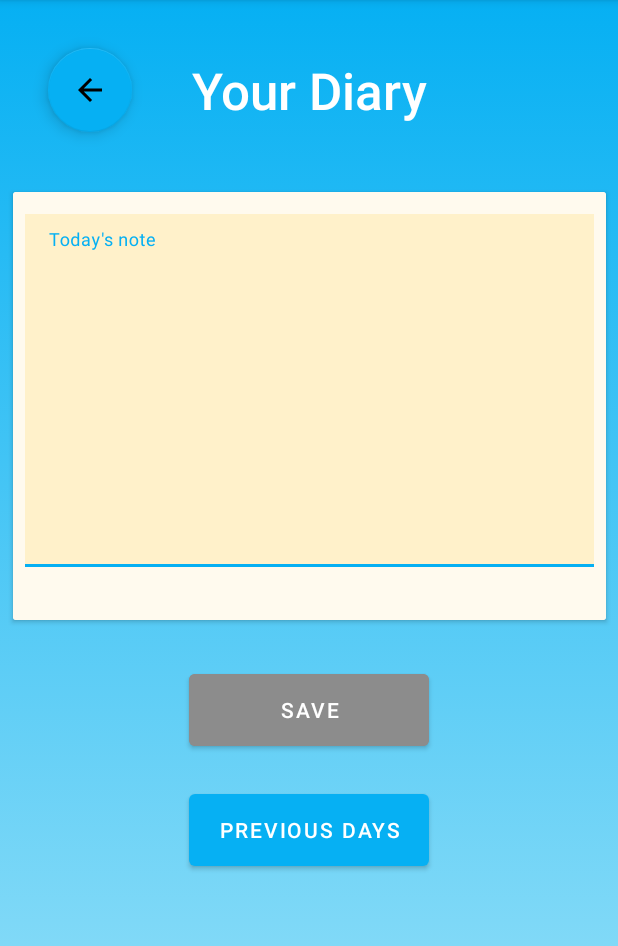
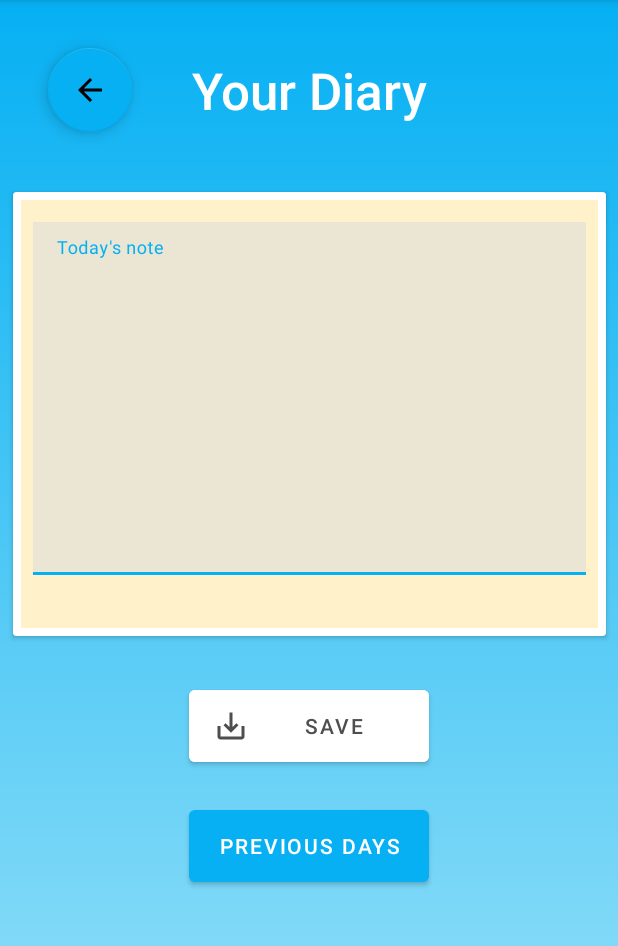
Before and after one commit to The-Doctors-PM/project-m, an Android app: the MyDiaryActivity screen opened directly, with no data from a screen before it, on a phone screen of 412 x 824 dp, the part 84-1030 px from its top. Run offline under Robolectric (Android 15) with nearby library versions, the phone set to English and light mode, and no system bars; our stand-ins replace Room's generated code.

Commit message:
Diary New Front End
change of colors in diary activity

```diff
--- /dev/null
+++ b/app/src/main/res/drawable/ic_save.xml
@@ -0,0 +1,5 @@
+<vector android:height="24dp" android:tint="#4E4E4E"
+    android:viewportHeight="24" android:viewportWidth="24"
+    android:width="24dp" xmlns:android="http://schemas.android.com/apk/res/android">
+    <path android:fillColor="@android:color/white" android:pathData="M19,12v7L5,19v-7L3,12v7c0,1.1 0.9,2 2,2h14c1.1,0 2,-0.9 2,-2v-7h-2zM13,12.67l2.59,-2.58L17,11.5l-5,5 -5,-5 1.41,-1.41L11,12.67L11,3h2z"/>
+</vector>
--- a/app/src/main/res/layout/activity_goals.xml
+++ b/app/src/main/res/layout/activity_goals.xml
@@ -80,7 +80,7 @@
             android:layout_height="70dp"
             android:backgroundTint="@color/white"
             android:text="Wipe Database"
-            android:textColor="@color/blueDarker"
+            android:textColor="@color/Grey"
             android:visibility="visible" />
 
         <com.google.android.material.floatingactionbutton.FloatingActionButton
--- a/app/src/main/res/layout/activity_my_diary.xml
+++ b/app/src/main/res/layout/activity_my_diary.xml
@@ -25,9 +25,10 @@
         android:id="@+id/cardView"
         android:layout_width="395dp"
         android:layout_height="wrap_content"
-        android:layout_marginStart="24dp"
+        android:layout_marginStart="35dp"
         android:layout_marginTop="128dp"
-        android:layout_marginEnd="24dp"
+        android:layout_marginEnd="35dp"
+
         app:layout_constraintEnd_toEndOf="parent"
         app:layout_constraintStart_toStartOf="parent"
         app:layout_constraintTop_toTopOf="parent">
@@ -35,7 +36,8 @@
         <androidx.constraintlayout.widget.ConstraintLayout
             android:layout_width="match_parent"
             android:layout_height="match_parent"
-            android:background="@color/IslandSpice">
+            android:layout_margin="5dp"
+            android:background="@color/ButterMilk">
 
             <com.google.android.material.textfield.TextInputLayout
                 android:id="@+id/textInputLayout"
@@ -55,7 +57,8 @@
                     android:id="@+id/todaysNote"
                     android:layout_width="match_parent"
                     android:layout_height="235dp"
-                    android:background="@color/ButterMilk"
+                    android:background="@color/test"
+                    android:backgroundTint="@color/skyBlue"
                     android:hint="Today's note"
                     android:singleLine="false" />
 
@@ -100,8 +103,10 @@
         android:layout_height="60dp"
         android:layout_marginTop="30dp"
         android:text="Save"
-        android:textColor="@color/white"
-        android:backgroundTint="@color/Grey"
+        android:textColor="@color/Grey"
+        android:textSize="14sp"
+        android:backgroundTint="@color/white"
+        android:drawableLeft="@drawable/ic_save"
         app:layout_constraintEnd_toEndOf="parent"
         app:layout_constraintStart_toStartOf="parent"
         app:layout_constraintTop_toBottomOf="@+id/cardView" />
--- a/app/src/main/res/values/colors.xml
+++ b/app/src/main/res/values/colors.xml
@@ -5,13 +5,16 @@
     <color name="purple_700">#FF3700B3</color>
     <color name="teal_200">#FF03DAC5</color>
     <color name="teal_700">#FF018786</color>
+    <color name="green">#54CD60</color>
     <color name="black">#FF000000</color>
-    <color name="Grey">#8C8C8C</color>
+    <color name="Grey">#4E4E4E</color>
     <color name="white">#FFFFFFFF</color>
     <color name="blueSplash">#06B0F3</color>
     <color name="blueDarker">#0679F3</color>
     <color name="ivoryBlue">#c0e6f0</color>
     <color name="skyBlue">#b5cae9</color>
+    <color name="test">#48FFFFFF</color>
+    <color name="transparent">#00FFFFFF</color>
     <color name="cornFlower">#7179ba</color>
 
     <color name="IslandSpice">#FFFAEE</color>
```
Also changed, not shown: app/src/main/res/layout/activity_past_notes.xml (+7 -5 lines), app/src/main/res/layout/activity_single_past_note.xml (+5 -4 lines).
